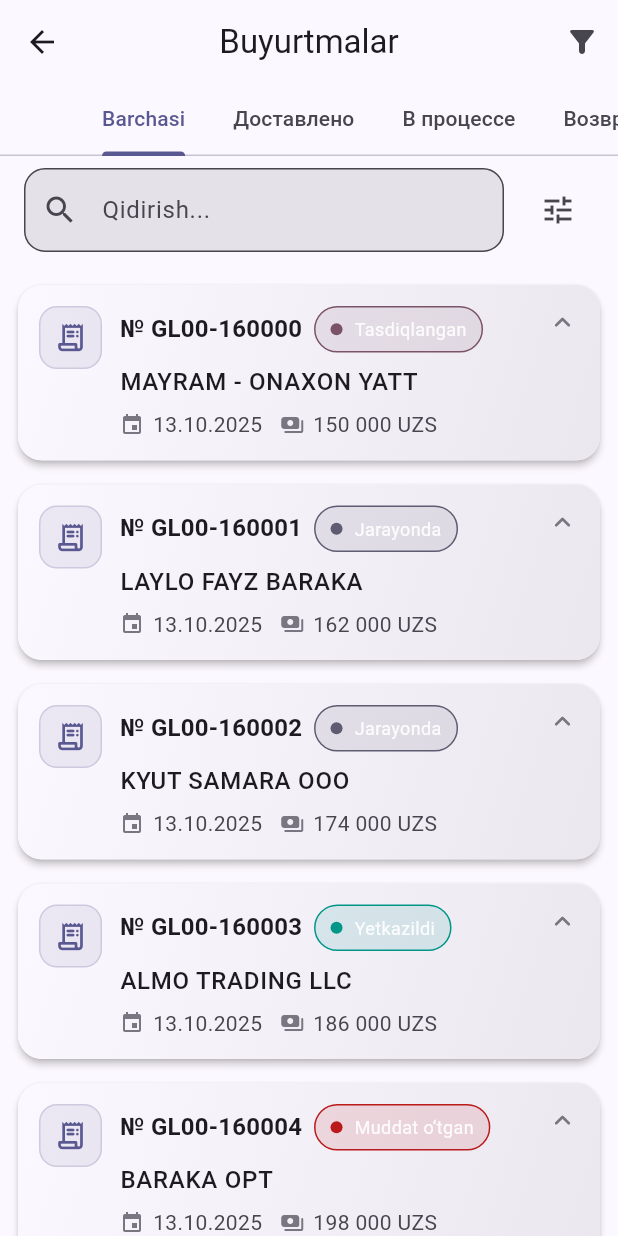
After one commit to Kamoliddin0606/clone-gg-app, a Flutter app: the OrdersPage screen opened by its route, on a phone screen of 412 x 824 dp. The commit adds this screen. Run offline on Flutter 3.47's test engine with Material 3 defaults, Android fonts, the phone set to English and light mode, and no system bars; our stand-ins replace connectivity_plus, dio, equatable, flutter_bloc, get_it, google_maps_flutter and 4 more; missing offline and left inert: workmanager; accounts and stored records are empty.

Commit message:
Add agent order management UI and routing
Introduces a new 'Orders' page for agents, including order listing, filtering, details view, and supporting widgets and models. Updates app router and agent home drawer to link to the new orders feature.

```diff
--- a/lib/src/core/router/app_router.dart
+++ b/lib/src/core/router/app_router.dart
@@ -5,6 +5,7 @@ import 'package:gloria_marketing_flutter/src/features/agent/presentation/pages/t
 import 'package:gloria_marketing_flutter/src/features/agent/presentation/pages/warehouses_page.dart';
 import 'package:gloria_marketing_flutter/src/features/agent/presentation/pages/contracts_page.dart';
 import 'package:gloria_marketing_flutter/src/features/agent/presentation/pages/reports_page.dart';
+import 'package:gloria_marketing_flutter/src/features/agent/presentation/pages/orders_page.dart';
 import 'package:gloria_marketing_flutter/src/features/auth/presentation/pages/login_page.dart';
 import 'package:gloria_marketing_flutter/src/features/boss/presentation/pages/boss_home_page.dart';
 import 'package:gloria_marketing_flutter/src/features/collector/presentation/pages/collector_home_page.dart';
@@ -27,6 +28,7 @@ class AppRouter {
   static const String marketingRoute = '/marketing';
   static const String reportsRoute = '/reports';
   static const String settingsRoute = '/settings';
+  static const String ordersRoute = '/orders';
 
   static Route<dynamic> generateRoute(RouteSettings settings) {
     switch (settings.name) {
@@ -56,6 +58,8 @@ class AppRouter {
         return MaterialPageRoute(builder: (_) => const ReportsPage());
       case settingsRoute:
         return MaterialPageRoute(builder: (_) => const SettingsPage());
+      case ordersRoute:
+        return MaterialPageRoute(builder: (_) => const OrdersPage());
       default:
         return MaterialPageRoute(
           builder: (_) => Scaffold(
--- a/lib/src/features/agent/presentation/pages/agent_home_modern.dart
+++ b/lib/src/features/agent/presentation/pages/agent_home_modern.dart
@@ -1131,6 +1131,7 @@ class _AppDrawer extends StatelessWidget {
                   title: 'Hisobotlar',
                   onTap: () => Navigator.pushNamed(context, AppRouter.reportsRoute),
                 ),
+
                 _MenuItem(
                   icon: Icons.campaign,
                   title: 'Marketing',
@@ -1165,6 +1166,11 @@ class _AppDrawer extends StatelessWidget {
                   icon: Icons.description,
                   title: 'Shartnomalar',
                   onTap: () => Navigator.pushNamed(context, AppRouter.contractsRoute),
+                ),
+                _MenuItem(
+                  icon: Icons.receipt_long,
+                  title: 'Buyurtmalar',
+                  onTap: () => Navigator.pushNamed(context, AppRouter.ordersRoute),
                 ),
               ],
             ),
--- /dev/null
+++ b/lib/src/features/agent/presentation/pages/orders_page.dart
@@ -0,0 +1,203 @@
+
+// =============================
+// presentation/pages/orders_page.dart
+// =============================
+import 'package:flutter/material.dart';
+import 'package:intl/intl.dart';
+import '../widgets/order_card.dart';
+import '../widgets/order_models.dart';
+import '../widgets/order_detail_sections.dart';
+import '../widgets/status_chip.dart';
+import '../widgets/order_filters_panel.dart';
+import '../shared/formatters.dart';
+import '../shared/order_status_utils.dart';
+import 'order_details_page.dart';
+
+class OrdersPage extends StatefulWidget { const OrdersPage({super.key}); @override State<OrdersPage> createState()=>_OrdersPageState(); }
+
+class _OrdersPageState extends State<OrdersPage> with TickerProviderStateMixin {
+  final TextEditingController _search = TextEditingController();
+  bool _showFilters = false;  // AppBar filter panel
+  bool _showTuneRow = false;  // the count + list/grid row under search
+  bool _isGrid = false;
+
+  // Static for now (future: fetch from DB)
+  final List<String> _statusTabs = const ['Barchasi','Доставлено','В процессе','Возврат','Истек'];
+  final Map<String,int?> _statusMap = const {'Barchasi': null,'Доставлено': 4,'В процессе': 2,'Возврат': 7,'Истек': 6};
+
+  int _currentTabIndex = 0;
+  DateTimeRange? _pickedRange;
+  final OrdersFilterState _filters = OrdersFilterState();
+
+  late List<OrderModel> _all;      // original
+  late List<OrderModel> _filtered; // view
+
+  @override void initState(){ super.initState(); _all = _demoOrders(); _filtered = _all; _search.addListener(_applyAllFilters); }
+  @override void dispose(){ _search.dispose(); super.dispose(); }
+
+  void _toggleFilters(){ setState(()=>_showFilters = !_showFilters); }
+  void _toggleTune(){ setState(()=>_showTuneRow = !_showTuneRow); }
+  void _switchToList(){ setState(()=>_isGrid=false); }
+  void _switchToGrid(){ setState(()=>_isGrid=true); }
+
+  void _onFiltersChanged(OrdersFilterState s){ setState(()=>{_filters.statuses = s.statuses, _filters.clients = s.clients, _filters.range = s.range}); _applyAllFilters(); }
+
+  void _applyAllFilters(){
+    final String q = _normalize(_search.text);
+    final int? tabStatus = _statusMap[_statusTabs[_currentTabIndex]];
+
+    setState((){
+      _filtered = _all.where((o){
+        final matchTab = (tabStatus==null) ? true : o.status == tabStatus;
+        final matchStatusMulti = _filters.statuses.isEmpty ? true : _filters.statuses.contains(o.status);
+        final matchDate = _filters.range==null ? true : (o.dateOrder.isAfter(_filters.range!.start.subtract(const Duration(seconds:1))) && o.dateOrder.isBefore(_filters.range!.end.add(const Duration(seconds:1))));
+        final matchClient = _filters.clients.isEmpty ? true : _filters.clients.contains(o.clientName);
+        final text = _normalize([
+          o.numOrder, o.clientName, o.captionOrder, o.clientCode, o.codeOrg, statusText(o.status),
+          NumberFormat('#,##0').format(o.total)
+        ].join(' '));
+        final matchSearch = q.isEmpty ? true : text.contains(q);
+        return matchTab && matchStatusMulti && matchDate && matchClient && matchSearch;
+      }).toList();
+    });
+  }
+
+  String _normalize(String s){ return s.toLowerCase().replaceAll(RegExp(r"\s+"), " ").trim(); /* TODO: add cyr/latin transliteration */ }
+
+  Future<void> _pickDateRange() async {
+    final now = DateTime.now();
+    final initial = _filters.range ?? DateTimeRange(start: now.subtract(const Duration(days: 7)), end: now);
+    final picked = await showDateRangePicker(
+      context: context,
+      firstDate: DateTime(now.year-2),
+      lastDate: DateTime(now.year+2),
+      initialDateRange: initial,
+      helpText: 'Sana oralig‘ini tanlang',
+    );
+    if(picked!=null){ _onFiltersChanged(OrdersFilterState(statuses: _filters.statuses, clients: _filters.clients, range: picked)); }
+  }
+
+  @override
+  Widget build(BuildContext context){
+    final cs = Theme.of(context).colorScheme;
+    final tabs = _statusTabs.map((t)=>Tab(text: t)).toList();
+    final clients = _all.map((e)=>e.clientName).toSet().toList()..sort();
+
+    return DefaultTabController(
+      initialIndex: _currentTabIndex,
+      length: _statusTabs.length,
+      child: Scaffold(
+        appBar: AppBar(
+          title: const Text('Buyurtmalar'), centerTitle: true,
+          leading: IconButton(icon: const Icon(Icons.arrow_back), onPressed: ()=>Navigator.maybePop(context)),
+          actions: [IconButton(icon: const Icon(Icons.filter_alt_rounded), onPressed: _toggleFilters)],
+        ),
+        body: Column(children:[
+          // Tabs
+          Material(color: Colors.transparent, child: TabBar(isScrollable: true, tabs: tabs, onTap: (i){ _currentTabIndex = i; _applyAllFilters(); })),
+          // Search + tune icon
+          Padding(padding: const EdgeInsets.fromLTRB(16,8,16,8), child: Row(children:[
+            Expanded(child: TextField(controller: _search, decoration: InputDecoration(prefixIcon: const Icon(Icons.search), hintText: 'Qidirish...', border: OutlineInputBorder(borderRadius: BorderRadius.circular(14)), filled: true))),
+            const SizedBox(width: 12), IconButton(onPressed: _toggleTune, icon: const Icon(Icons.tune))
+          ])),
+          // Tune row
+          AnimatedSwitcher(duration: const Duration(milliseconds: 220), child: _showTuneRow
+              ? Padding(key: const ValueKey('tune'), padding: const EdgeInsets.symmetric(horizontal: 16), child: Row(children:[
+            Text('Buyurtmalar soni: ${_filtered.length}', style: Theme.of(context).textTheme.titleMedium), const Spacer(),
+            IconButton(tooltip: 'List', onPressed: _switchToList, icon: Icon(Icons.view_agenda_rounded, color: _isGrid? cs.outline : cs.primary)),
+            IconButton(tooltip: 'Grid', onPressed: _switchToGrid, icon: Icon(Icons.grid_view_rounded, color: _isGrid? cs.primary : cs.outline)),
+            IconButton(onPressed: _toggleTune, icon: const Icon(Icons.close))
+          ]))
+              : const SizedBox.shrink(),),
+          // Filters panel
+          AnimatedSize(duration: const Duration(milliseconds: 300), curve: Curves.easeInOut, child: _showFilters
+              ? Padding(padding: const EdgeInsets.fromLTRB(16,8,16,8), child: OrdersFiltersPanel(
+            state: _filters,
+            statusMap: _statusMap.entries.toList(),
+            clients: clients,
+            onChange: _onFiltersChanged,
+            onPickDateRange: _pickDateRange,
+            onClearDateRange: () => _onFiltersChanged(OrdersFilterState(statuses: _filters.statuses, clients: _filters.clients, range: null)),
+          ))
+              : const SizedBox.shrink(),),
+          const SizedBox(height: 6),
+          // Content
+          Expanded(child: AnimatedSwitcher(duration: const Duration(milliseconds: 200), child: _isGrid
+              ? Padding(key: const ValueKey('grid'), padding: const EdgeInsets.symmetric(horizontal: 8), child: GridView.builder(
+            gridDelegate: const SliverGridDelegateWithFixedCrossAxisCount(crossAxisCount: 2, childAspectRatio: 0.95),
+            itemCount: _filtered.length,
+            itemBuilder: (_, i){ final o = _filtered[i]; return OrderCard(order: o, margin: const EdgeInsets.all(8), onTap: ()=>_openBottomSheet(context, o), onDoubleTap: ()=>Navigator.push(context, MaterialPageRoute(builder: (_)=>OrderDetailsPage(order: o)))); },
+          ))
+              : ListView.builder(key: const ValueKey('list'), itemCount: _filtered.length, itemBuilder: (_, i){ final o = _filtered[i]; return OrderCard(order: o, onTap: ()=>_openBottomSheet(context, o), onDoubleTap: ()=>Navigator.push(context, MaterialPageRoute(builder: (_)=>OrderDetailsPage(order: o)))); }),
+          )),
+        ]),
+      ),
+    );
+  }
+
+  Future<void> _openBottomSheet(BuildContext context, OrderModel order) async {
+    final cs = Theme.of(context).colorScheme;
+    await showModalBottomSheet(
+      context: context,
+      isScrollControlled: true,
+      useSafeArea: true,
+      backgroundColor: Theme.of(context).colorScheme.surface,
+      shape: const RoundedRectangleBorder(borderRadius: BorderRadius.vertical(top: Radius.circular(24))),
+      builder: (context) {
+        return DraggableScrollableSheet(
+          expand: false,
+          initialChildSize: 0.72,
+          minChildSize: 0.5,
+          maxChildSize: 0.95,
+          builder: (context, controller) {
+            return DefaultTabController(length: 2, child: Column(children:[
+              const SizedBox(height: 8),
+              Container(width: 38, height: 4, decoration: BoxDecoration(color: cs.outlineVariant, borderRadius: BorderRadius.circular(999))),
+              const SizedBox(height: 12),
+              Padding(padding: const EdgeInsets.symmetric(horizontal: 16), child: Row(children:[
+                Icon(Icons.receipt_long_rounded, color: cs.primary), const SizedBox(width: 8),
+                Expanded(child: Text('Buyurtma № ${order.numOrder}', maxLines: 1, overflow: TextOverflow.ellipsis, style: Theme.of(context).textTheme.titleMedium?.copyWith(fontWeight: FontWeight.w700))),
+                StatusChip(status: order.status),
+              ])),
+              const SizedBox(height: 12),
+              const TabBar(tabs: [Tab(text: 'Asosiy'), Tab(text: 'Tarkibi')]),
+              const SizedBox(height: 4),
+              Expanded(child: TabBarView(children:[
+                OrderDetailsSection(order: order, controller: controller),
+                OrderItemsSection(order: order, controller: controller),
+              ])),
+            ]));
+          },
+        );
+      },
+    );
+  }
+
+  // ------- demo data ---------------------------------------------------------
+  List<OrderModel> _demoOrders(){
+    final now = DateTime.now();
+    final list = <OrderModel>[];
+    final clients = ['MAYRAM - ONAXON YATT','LAYLO FAYZ BARAKA','KYUT SAMARA OOO','ALMO TRADING LLC','BARAKA OPT','FERGANA OIL'];
+    for(int i=0;i<20;i++){
+      final st = [1,2,2,4,6,5][i%6];
+      list.add(OrderModel(
+        id: i+1,
+        numOrder: 'GL00-${160000+i}',
+        dateOrder: now.subtract(Duration(minutes: i*17)),
+        captionOrder: 'Zakaz ${i+1}',
+        typePriceCode: 'R',
+        status: st,
+        total: (150000 + i*12000).toDouble(),
+        clientCode: '00-000${5000+i}',
+        clientName: clients[i%clients.length],
+        codeOrg: '00000000001',
+        mainStatus: statusText(st),
+        items: const [
+          OrderItem(productName: 'Shampoo X', article: 'SHX-250', quantity: 10, price: 25000, priceType: 'Retail'),
+          OrderItem(productName: 'Soap Y', article: 'SPY-100', quantity: 24, price: 9000, priceType: 'Retail'),
+        ],
+      ));
+    }
+    return list;
+  }
+}
--- /dev/null
+++ b/lib/src/features/agent/presentation/shared/formatters.dart
@@ -0,0 +1,10 @@
+// =============================
+// presentation/shared/formatters.dart
+// =============================
+import 'package:intl/intl.dart';
+
+
+final NumberFormat uzsFormat =
+NumberFormat.currency(locale: 'uz_UZ', symbol: 'UZS', decimalDigits: 0);
+final DateFormat dateFormatShort = DateFormat('dd.MM.yyyy');
+final DateFormat dateTimeFormat = DateFormat('dd.MM.yyyy HH:mm');
--- /dev/null
+++ b/lib/src/features/agent/presentation/shared/order_status_utils.dart
@@ -0,0 +1,35 @@
+
+
+// =============================
+// presentation/shared/order_status_utils.dart
+// =============================
+import 'package:flutter/material.dart';
+
+
+String statusText(int status) {
+  switch (status) {
+    case 0: return 'Yangi';
+    case 1: return 'Tasdiqlangan';
+    case 2: return 'Jarayonda';
+    case 3: return 'Yo‘lda';
+    case 4: return 'Yetkazildi';
+    case 5: return 'Qisman to‘langan';
+    case 6: return 'Muddat o‘tgan';
+    default: return 'Noma’lum';
+  }
+}
+
+
+Color statusColor(BuildContext context, int status) {
+  final cs = Theme.of(context).colorScheme;
+  switch (status) {
+    case 0: return cs.primary;
+    case 1: return cs.tertiary;
+    case 2: return cs.secondary;
+    case 3: return cs.inversePrimary;
+    case 4: return Colors.teal;
+    case 5: return Colors.orange;
+    case 6: return cs.error;
+    default: return cs.outline;
+  }
+}
--- /dev/null
+++ b/lib/src/features/agent/presentation/widgets/order_card.dart
@@ -0,0 +1,97 @@
+
+// =============================
+// presentation/widgets/order_card.dart
+// =============================
+import 'package:flutter/material.dart';
+import '../shared/formatters.dart';
+import '../shared/order_status_utils.dart';
+import 'status_chip.dart';
+import 'order_models.dart';
+
+class OrderCard extends StatelessWidget {
+  final OrderModel order;
+  final EdgeInsetsGeometry margin;
+  final VoidCallback? onTap;
+  final VoidCallback? onDoubleTap;
+  const OrderCard({super.key, required this.order, this.margin = const EdgeInsets.symmetric(horizontal: 12, vertical: 8), this.onTap, this.onDoubleTap});
+
+  @override
+  Widget build(BuildContext context) {
+    final cs = Theme.of(context).colorScheme;
+    return _InkReveal(
+      onTap: onTap,
+      onDoubleTap: onDoubleTap,
+      child: Card(
+        margin: margin,
+        elevation: 2,
+        shape: RoundedRectangleBorder(borderRadius: BorderRadius.circular(16)),
+        clipBehavior: Clip.antiAlias,
+        child: Ink(
+          decoration: BoxDecoration(
+            gradient: LinearGradient(
+              begin: Alignment.topLeft,
+              end: Alignment.bottomRight,
+              colors: [cs.surface, cs.surfaceContainerHigh],
+            ),
+          ),
+          child: Padding(
+            padding: const EdgeInsets.all(14),
+            child: Row(crossAxisAlignment: CrossAxisAlignment.start, children: [
+              Container(
+                width: 42, height: 42,
+                decoration: BoxDecoration(
+                  color: cs.primary.withOpacity(0.1),
+                  borderRadius: BorderRadius.circular(12),
+                  border: Border.all(color: cs.primary.withOpacity(0.2)),
+                ),
+                child: Icon(Icons.receipt_long_rounded, color: cs.primary, size: 22),
+              ),
+              const SizedBox(width: 12),
+              Expanded(child: Column(crossAxisAlignment: CrossAxisAlignment.start, children: [
+                Row(children: [
+                  Flexible(child: Text('№ ${order.numOrder}', maxLines: 1, overflow: TextOverflow.ellipsis, style: Theme.of(context).textTheme.titleMedium?.copyWith(fontWeight: FontWeight.w700))),
+                  const SizedBox(width: 8),
+                  StatusChip(status: order.status),
+                ]),
+                const SizedBox(height: 8),
+                Text(order.clientName, maxLines: 1, overflow: TextOverflow.ellipsis, style: Theme.of(context).textTheme.bodyLarge?.copyWith(fontWeight: FontWeight.w500)),
+                const SizedBox(height: 6),
+                Wrap(spacing: 12, runSpacing: 6, children: [
+                  _IconText(icon: Icons.event, text: dateFormatShort.format(order.dateOrder)),
+                  _IconText(icon: Icons.payments_rounded, text: uzsFormat.format(order.total)),
+                ]),
+              ])),
+              const SizedBox(width: 12),
+              Icon(Icons.keyboard_arrow_up_rounded, color: cs.outline, size: 22),
+            ]),
+          ),
+        ),
+      ),
+    );
+  }
+}
+
+class _IconText extends StatelessWidget {
+  final IconData icon; final String text; const _IconText({required this.icon, required this.text});
+  @override
+  Widget build(BuildContext context) {
+    final cs = Theme.of(context).colorScheme;
+    return Row(mainAxisSize: MainAxisSize.min, children: [
+      Icon(icon, size: 16, color: cs.outline), const SizedBox(width: 6),
+      Text(text, style: Theme.of(context).textTheme.bodyMedium?.copyWith(color: cs.onSurfaceVariant)),
+    ]);
+  }
+}
+
+class _InkReveal extends StatefulWidget {
+  final Widget child; final VoidCallback? onTap; final VoidCallback? onDoubleTap;
+  const _InkReveal({required this.child, this.onTap, this.onDoubleTap});
+  @override State<_InkReveal> createState() => _InkRevealState();
+}
+class _InkRevealState extends State<_InkReveal> with SingleTickerProviderStateMixin {
+  late final AnimationController _ac = AnimationController(vsync: this, duration: const Duration(milliseconds: 120));
+  late final Animation<double> _scale = Tween(begin: 1.0, end: 0.98).animate(CurvedAnimation(parent: _ac, curve: Curves.easeOut));
+  @override void dispose(){ _ac.dispose(); super.dispose(); }
+  void _tap() async { await _ac.forward(); await _ac.reverse(); widget.onTap?.call(); }
+  @override Widget build(BuildContext context){ return GestureDetector(behavior: HitTestBehavior.opaque, onTap: _tap, onDoubleTap: widget.onDoubleTap, child: ScaleTransition(scale: _scale, child: widget.child)); }
+}
--- /dev/null
+++ b/lib/src/features/agent/presentation/widgets/order_models.dart
@@ -0,0 +1,59 @@
+
+
+class OrderItem {
+  final String productName;
+  final String article;
+  final double quantity;
+  final double price;
+  final String priceType;
+  const OrderItem({
+    required this.productName,
+    required this.article,
+    required this.quantity,
+    required this.price,
+    required this.priceType,
+  });
+  double get sum => quantity * price;
+}
+
+
+class OrderModel {
+  final int? id;
+  final String numOrder;
+  final DateTime dateOrder;
+  final String captionOrder;
+  final String typePriceCode;
+  final int status;
+  final String? commentSupervisor;
+  final String? commentForwarder;
+  final String? commentAgent;
+  final double total;
+  final String clientCode;
+  final String clientName;
+  final String codeOrg;
+  final String mainStatus;
+  final String? courierName;
+  final String? courierCar;
+  final String? courierPlate;
+  final List<OrderItem> items;
+  const OrderModel({
+    required this.id,
+    required this.numOrder,
+    required this.dateOrder,
+    required this.captionOrder,
+    required this.typePriceCode,
+    required this.status,
+    this.commentSupervisor,
+    this.commentForwarder,
+    this.commentAgent,
+    required this.total,
+    required this.clientCode,
+    required this.clientName,
+    required this.codeOrg,
+    required this.mainStatus,
+    this.courierName,
+    this.courierCar,
+    this.courierPlate,
+    this.items = const [],
+  });
+}
--- /dev/null
+++ b/lib/src/features/agent/presentation/widgets/status_chip.dart
@@ -0,0 +1,32 @@
+// =============================
+// presentation/widgets/status_chip.dart
+// =============================
+import 'package:flutter/material.dart';
+import '../shared/order_status_utils.dart';
+
+class StatusChip extends StatelessWidget {
+  final int status;
+  const StatusChip({super.key, required this.status});
+
+  @override
+  Widget build(BuildContext context) {
+    final color = statusColor(context, status);
+    final onColor = ThemeData.estimateBrightnessForColor(color) == Brightness.dark
+        ? Colors.white
+        : Colors.black87;
+    return AnimatedContainer(
+      duration: const Duration(milliseconds: 220),
+      padding: const EdgeInsets.symmetric(horizontal: 10, vertical: 6),
+      decoration: BoxDecoration(
+        color: color.withOpacity(0.12),
+        borderRadius: BorderRadius.circular(999),
+        border: Border.all(color: color, width: 1),
+      ),
+      child: Row(mainAxisSize: MainAxisSize.min, children: [
+        Container(width: 8, height: 8, decoration: BoxDecoration(color: color, shape: BoxShape.circle)),
+        const SizedBox(width: 8),
+        Text(statusText(status), style: TextStyle(fontSize: 12, color: onColor.withOpacity(0.9))),
+      ]),
+    );
+  }
+}
```
Also changed, not shown: lib/src/features/agent/presentation/pages/order_details_page.dart (added, +32 -0 lines), lib/src/features/agent/presentation/widgets/order_detail_sections.dart (added, +75 -0 lines), lib/src/features/agent/presentation/widgets/order_filters_panel.dart (added, +76 -0 lines).
